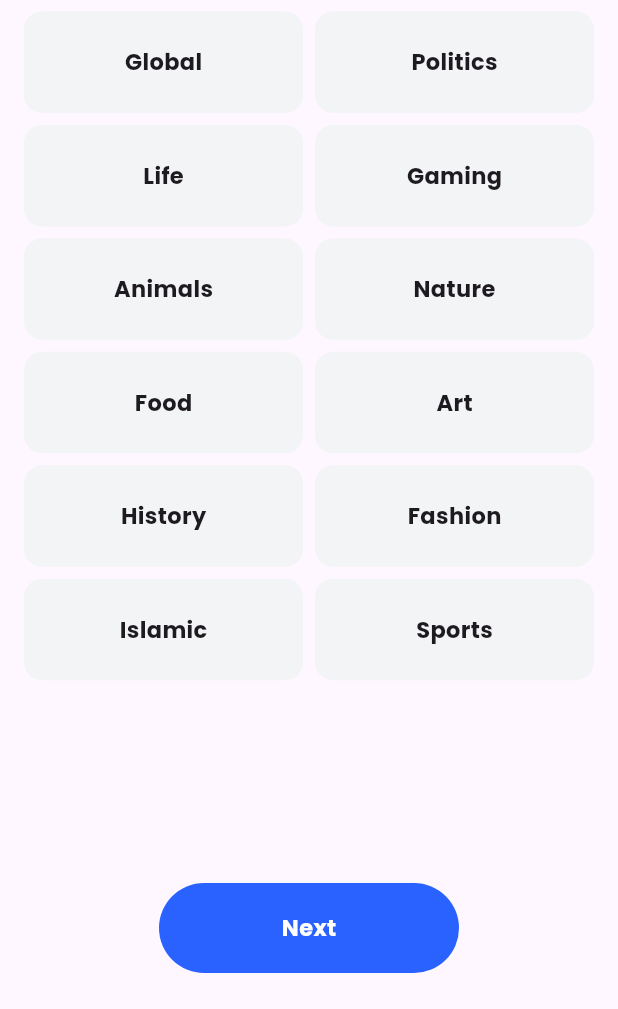
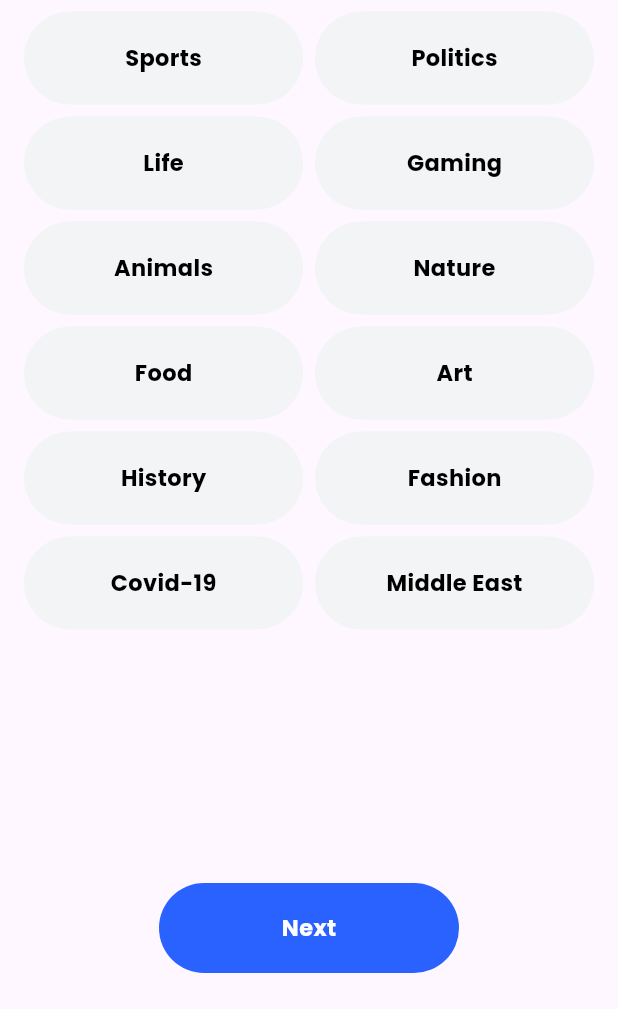
Before and after one commit to muzzammil763/news_app, a Flutter app: the screen it shows after launch, on a phone screen of 412 x 824 dp, the part 227-1236 px from its top. Run offline on Flutter 3.47's test engine with Material 3 defaults, Android fonts, the phone set to English and light mode, and no system bars; our stand-ins replace google_fonts.

Commit message:
some changes in list of topics + state manage ...

```diff
--- a/lib/Screens/favourite_topic.dart
+++ b/lib/Screens/favourite_topic.dart
@@ -9,6 +9,8 @@ class FavouriteScreen extends StatefulWidget {
 }
 
 class _FavouriteScreenState extends State<FavouriteScreen> {
+  List<String> selectedTopics = [];
+
   @override
   Widget build(BuildContext context) {
     return Scaffold(
@@ -45,6 +47,7 @@ class _FavouriteScreenState extends State<FavouriteScreen> {
             ),
             topicsGridView(),
             const Spacer(),
+            //if (selectedTopics.isNotEmpty)
             Center(
               child: InkWell(
                 onTap: () {
@@ -81,6 +84,20 @@ class _FavouriteScreenState extends State<FavouriteScreen> {
     );
   }
 
+  final topics = [
+    'Sports',
+    'Politics',
+    'Life',
+    'Gaming',
+    'Animals',
+    'Nature',
+    'Food',
+    'Art',
+    'History',
+    'Fashion',
+    'Covid-19',
+    'Middle East',
+  ];
   GridView topicsGridView() {
     return GridView(
       shrinkWrap: true,
@@ -90,190 +107,43 @@ class _FavouriteScreenState extends State<FavouriteScreen> {
         crossAxisSpacing: 8,
         mainAxisSpacing: 8,
         crossAxisCount: 2,
-        childAspectRatio: 2.75,
+        childAspectRatio: 3,
       ),
-      children: <Widget>[
-        Container(
+      children: List.generate(
+        topics.length,
+        (index) {
+          final topic = topics[index];
+          final bool selected = selectedTopics.contains(topic);
+          return GestureDetector(
+            onTap: () {
+              setState(() {
+                if (selectedTopics.contains(topic)) {
+                  selectedTopics.remove(topic);
+                } else {
+                  selectedTopics.add(topic);
+                }
+              });
+            },
+            child: Container(
               decoration: BoxDecoration(
-            borderRadius: BorderRadius.circular(12),
-            color: const Color(0XFFF3F4F6),
+                borderRadius: BorderRadius.circular(32),
+                color:
+                    selected ? Colors.blueAccent[700] : const Color(0XFFF3F4F6),
               ),
-          child: const Center(
+              child: Center(
                 child: Text(
-              'Global',
+                  topic,
                   style: TextStyle(
                     fontSize: 15,
                     fontWeight: FontWeight.bold,
+                    color: selected ? Colors.white : Colors.black,
                   ),
                 ),
               ),
             ),
-        Container(
-          decoration: BoxDecoration(
-            borderRadius: BorderRadius.circular(12),
-            color: const Color(0XFFF3F4F6),
+          );
+        },
       ),
-          child: const Center(
-            child: Text(
-              'Politics',
-              style: TextStyle(
-                fontSize: 15,
-                fontWeight: FontWeight.bold,
-              ),
-            ),
-          ),
-        ),
-        Container(
-          decoration: BoxDecoration(
-            borderRadius: BorderRadius.circular(12),
-            color: const Color(0XFFF3F4F6),
-          ),
-          child: const Center(
-            child: Text(
-              'Life',
-              style: TextStyle(
-                fontSize: 15,
-                fontWeight: FontWeight.bold,
-              ),
-            ),
-          ),
-        ),
-        Container(
-          decoration: BoxDecoration(
-            borderRadius: BorderRadius.circular(12),
-            color: const Color(0XFFF3F4F6),
-          ),
-          child: const Center(
-            child: Text(
-              'Gaming',
-              style: TextStyle(
-                fontSize: 15,
-                fontWeight: FontWeight.bold,
-              ),
-            ),
-          ),
-        ),
-        Container(
-          decoration: BoxDecoration(
-            borderRadius: BorderRadius.circular(12),
-            color: const Color(0XFFF3F4F6),
-          ),
-          child: const Center(
-            child: Text(
-              'Animals',
-              style: TextStyle(
-                fontSize: 15,
-                fontWeight: FontWeight.bold,
-              ),
-            ),
-          ),
-        ),
-        Container(
-          decoration: BoxDecoration(
-            borderRadius: BorderRadius.circular(12),
-            color: const Color(0XFFF3F4F6),
-          ),
-          child: const Center(
-            child: Text(
-              'Nature',
-              style: TextStyle(
-                fontSize: 15,
-                fontWeight: FontWeight.bold,
-              ),
-            ),
-          ),
-        ),
-        Container(
-          decoration: BoxDecoration(
-            borderRadius: BorderRadius.circular(12),
-            color: const Color(0XFFF3F4F6),
-          ),
-          child: const Center(
-            child: Text(
-              'Food',
-              style: TextStyle(
-                fontSize: 15,
-                fontWeight: FontWeight.bold,
-              ),
-            ),
-          ),
-        ),
-        Container(
-          decoration: BoxDecoration(
-            borderRadius: BorderRadius.circular(12),
-            color: const Color(0XFFF3F4F6),
-          ),
-          child: const Center(
-            child: Text(
-              'Art',
-              style: TextStyle(
-                fontSize: 15,
-                fontWeight: FontWeight.bold,
-              ),
-            ),
-          ),
-        ),
-        Container(
-          decoration: BoxDecoration(
-            borderRadius: BorderRadius.circular(12),
-            color: const Color(0XFFF3F4F6),
-          ),
-          child: const Center(
-            child: Text(
-              'History',
-              style: TextStyle(
-                fontSize: 15,
-                fontWeight: FontWeight.bold,
-              ),
-            ),
-          ),
-        ),
-        Container(
-          decoration: BoxDecoration(
-            borderRadius: BorderRadius.circular(12),
-            color: const Color(0XFFF3F4F6),
-          ),
-          child: const Center(
-            child: Text(
-              'Fashion',
-              style: TextStyle(
-                fontSize: 15,
-                fontWeight: FontWeight.bold,
-              ),
-            ),
-          ),
-        ),
-        Container(
-          decoration: BoxDecoration(
-            borderRadius: BorderRadius.circular(12),
-            color: const Color(0XFFF3F4F6),
-          ),
-          child: const Center(
-            child: Text(
-              'Islamic',
-              style: TextStyle(
-                fontSize: 15,
-                fontWeight: FontWeight.bold,
-              ),
-            ),
-          ),
-        ),
-        Container(
-          decoration: BoxDecoration(
-            borderRadius: BorderRadius.circular(12),
-            color: const Color(0XFFF3F4F6),
-          ),
-          child: const Center(
-            child: Text(
-              'Sports',
-              style: TextStyle(
-                fontSize: 15,
-                fontWeight: FontWeight.bold,
-              ),
-            ),
-          ),
-        ),
-      ],
     );
   }
 }
```
Lines whose indentation alone changed are shown as unchanged.
